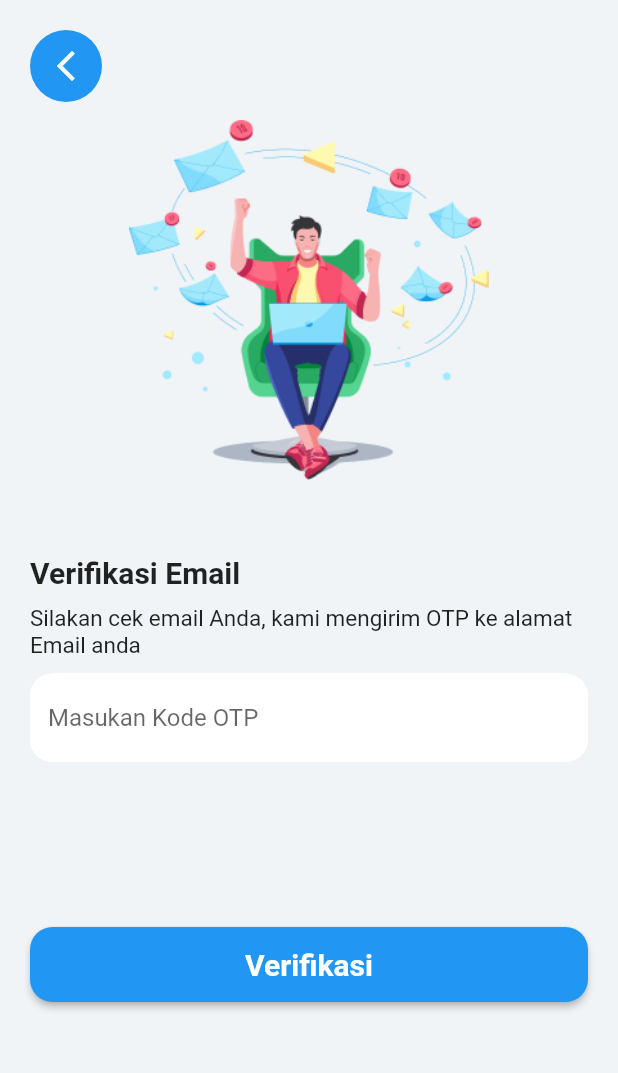
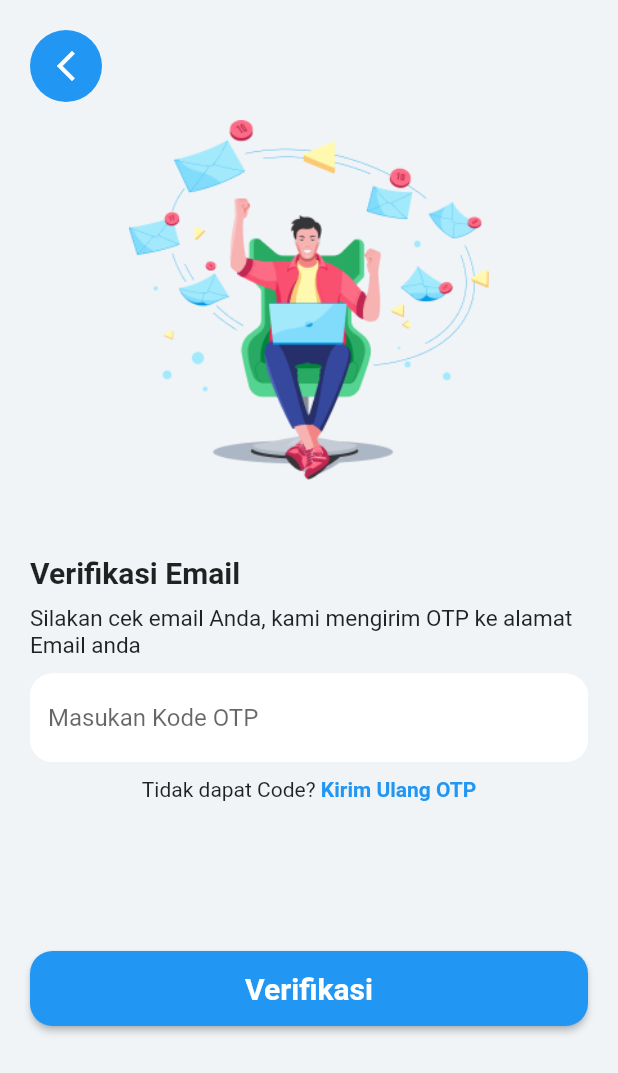
Before and after one commit to FajarAlFath/flutter_engineer, a Flutter app: the VerifikasiPage screen opened directly, on a phone screen of 412 x 824 dp. Shown: the top 1073 px of the screen. Run offline on Flutter 3.47's test engine with Material 2 defaults, Android fonts, the phone set to English and light mode, and no system bars; our stand-ins replace dio, email_validator, flutter_native_splash, image_picker, shared_preferences, unicons; missing offline and left inert: image_picker_for_web, shared_preferences_web; accounts and stored records are empty; network calls fail.

Commit message:
Revisi Code

```diff
--- a/flutter_bayeue/lib/pages/login/login_page.dart
+++ b/flutter_bayeue/lib/pages/login/login_page.dart
@@ -171,6 +171,7 @@ class _LoginPageState extends State<LoginPage> {
                             _emailController.text, _passwordController.text);
 
                         if (response == true) {
+                          // ignore: use_build_context_synchronously
                           Navigator.pushAndRemoveUntil(context,
                               MaterialPageRoute(builder: (ctx) {
                             return const Navigationpage();
@@ -188,7 +189,6 @@ class _LoginPageState extends State<LoginPage> {
                                   margin:
                                       const EdgeInsets.symmetric(vertical: 15),
                                   padding: const EdgeInsets.all(10),
-                                  height: 140,
                                   width:
                                       MediaQuery.of(context).size.width * 0.8,
                                   child: Column(
@@ -196,7 +196,6 @@ class _LoginPageState extends State<LoginPage> {
                                     children: [
                                       Image.asset(
                                         'assets/images/notification.png',
-                                        height: 60,
                                       ),
                                       const SizedBox(
                                         height: 10,
--- a/flutter_bayeue/lib/pages/profile/personal data/personal_data.dart
+++ b/flutter_bayeue/lib/pages/profile/personal data/personal_data.dart
@@ -1,9 +1,7 @@
 import 'package:flutter/material.dart';
-import 'package:flutter_bayeue/model/api/auth_api.dart';
 import 'package:flutter_bayeue/model/api/profile_api.dart';
 import 'package:flutter_bayeue/model/response_profile_model.dart';
 import 'package:flutter_bayeue/viewmodel/auth_provider.dart';
-import 'package:image_picker/image_picker.dart';
 import 'package:provider/provider.dart';
 import 'package:unicons/unicons.dart';
 
@@ -89,7 +87,7 @@ class _PersonalDataState extends State<PersonalData> {
                       child: IconButton(
                         onPressed: () {
                           authProvider.changeprofile(
-                              'nama', 'email', 'password', 'phone', 'File');
+                              'nama', 'email', 'password', 'phone', 'img');
                         },
                         icon: const Icon(
                           UniconsLine.camera,
--- a/flutter_bayeue/lib/pages/register/create_pin.dart
+++ b/flutter_bayeue/lib/pages/register/create_pin.dart
@@ -12,6 +12,7 @@ class CreatePinPage extends StatefulWidget {
 
 class _CreatePinPageState extends State<CreatePinPage> {
   final fromKey = GlobalKey<FormState>();
+  // ignore: non_constant_identifier_names
   final _CreatePinController = TextEditingController();
   final _pinconfirmController = TextEditingController();
 
--- a/flutter_bayeue/lib/pages/register/register_page.dart
+++ b/flutter_bayeue/lib/pages/register/register_page.dart
@@ -66,10 +66,7 @@ class _RegisterPageState extends State<RegisterPage> {
                     validator: (value) {
                       if (value!.isEmpty) {
                         return 'Nama';
-                      } else if (value.length > 10) {
-                        return 'Nama Maksimal 10 karakter';
                       }
-
                       return null;
                     },
                     decoration: InputDecoration(
@@ -236,12 +233,14 @@ class _RegisterPageState extends State<RegisterPage> {
                     onPressed: check == true
                         ? (() async {
                             if (fromKey.currentState!.validate()) {
+                              // ignore: unused_local_variable
                               final response = await authProvider.register(
                                   _nameController.text,
                                   _emailController.text,
                                   _noTelpController.text,
                                   _passwordController.text);
 
+                              // ignore: use_build_context_synchronously
                               Navigator.push(
                                 context,
                                 MaterialPageRoute(builder: (context) {
--- a/flutter_bayeue/lib/pages/register/verifikasi_page.dart
+++ b/flutter_bayeue/lib/pages/register/verifikasi_page.dart
@@ -82,24 +82,24 @@ class _VerifikasiPageState extends State<VerifikasiPage> {
                     const SizedBox(
                       height: 10,
                     ),
-                    // Row(
-                    //   mainAxisAlignment: MainAxisAlignment.center,
-                    //   children: [
-                    //     const Text('Tidak dapat Code?'),
-                    //     GestureDetector(
-                    //       onTap: () {
-                    //         // Nanti isi oi
-                    //       },
-                    //       child: const Text(
-                    //         ' Kirim Ulang OTP',
-                    //         style: TextStyle(
-                    //           color: Colors.blue,
-                    //           fontWeight: FontWeight.bold,
-                    //         ),
-                    //       ),
-                    //     ),
-                    //   ],
-                    // ),
+                    Row(
+                      mainAxisAlignment: MainAxisAlignment.center,
+                      children: [
+                        const Text('Tidak dapat Code?'),
+                        GestureDetector(
+                          onTap: () {
+                            // Nanti isi oi
+                          },
+                          child: const Text(
+                            ' Kirim Ulang OTP',
+                            style: TextStyle(
+                              color: Colors.blue,
+                              fontWeight: FontWeight.bold,
+                            ),
+                          ),
+                        ),
+                      ],
+                    ),
                     const SizedBox(
                       height: 100,
                     ),
@@ -116,6 +116,7 @@ class _VerifikasiPageState extends State<VerifikasiPage> {
                               .validation(_otpController.text);
 
                           if (response == true) {
+                            // ignore: use_build_context_synchronously
                             Navigator.pushAndRemoveUntil(context,
                                 MaterialPageRoute(builder: (ctx) {
                               return const LoginPage();
@@ -133,7 +134,6 @@ class _VerifikasiPageState extends State<VerifikasiPage> {
                                     margin: const EdgeInsets.symmetric(
                                         vertical: 15),
                                     padding: const EdgeInsets.all(10),
-                                    height: 140,
                                     width:
                                         MediaQuery.of(context).size.width * 0.8,
                                     child: Column(
@@ -141,7 +141,6 @@ class _VerifikasiPageState extends State<VerifikasiPage> {
                                       children: [
                                         Image.asset(
                                           'assets/images/notification.png',
-                                          height: 60,
                                         ),
                                         const SizedBox(
                                           height: 10,
@@ -173,32 +172,6 @@ class _VerifikasiPageState extends State<VerifikasiPage> {
                         ),
                       ),
                     ),
-                    // ElevatedButton(
-                    //   onPressed: () async {
-                    //     if (fromKey.currentState!.validate()) {
-                    //       final response = await authProvider
-                    //           .validation(_otpController.text);
-                    //       Navigator.pushAndRemoveUntil(context,
-                    //           MaterialPageRoute(
-                    //         builder: (context) {
-                    //           return const CreatePinPage();
-                    //         },
-                    //       ), (route) => false);
-                    //     }
-                    //   },
-                    //   style: ElevatedButton.styleFrom(
-                    //     minimumSize: const Size(double.infinity, 50),
-                    //     shape: RoundedRectangleBorder(
-                    //       borderRadius: BorderRadius.circular(15),
-                    //     ),
-                    //   ),
-                    //   child: const Text(
-                    //     'Verifikasi',
-                    //     style: TextStyle(
-                    //       fontWeight: FontWeight.bold,
-                    //     ),
-                    //   ),
-                    // ),
                   ],
                 ),
               ),
--- a/flutter_bayeue/lib/viewmodel/auth_provider.dart
+++ b/flutter_bayeue/lib/viewmodel/auth_provider.dart
@@ -85,11 +85,13 @@ class AuthProvider with ChangeNotifier {
     }
   }
 
-  changeprofile(nama, email, password, phone, File) async {
+  changeprofile(nama, email, password, phone, img) async {
     try {
       final img = await ImagePicker().pickImage(source: ImageSource.gallery);
       await AuthApi.changeprofile(nama, email, password, phone, img);
       notifyListeners();
-    } catch (e) {}
+    } catch (e) {
+      return null;
+    }
   }
 }
```
Also changed, not shown: flutter_bayeue/lib/pages/home/home_page.dart (+5 -2 lines), flutter_bayeue/assets/images/notification.png, flutter_bayeue/assets/images/notification1.png (added), 1 other file.
